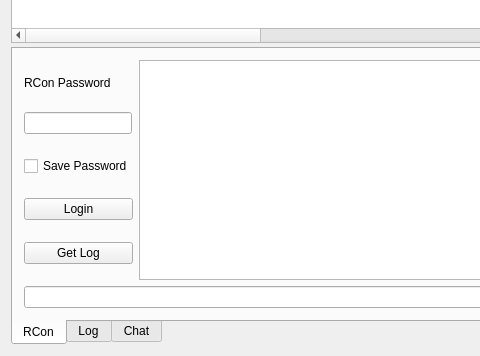
Above: mainwindow.ui from Drifter321/admintool before the change; both pictures show x 0 to 480 and y 412 to 768 of the 1024 by 768 pixel window. Below: the same form after it.
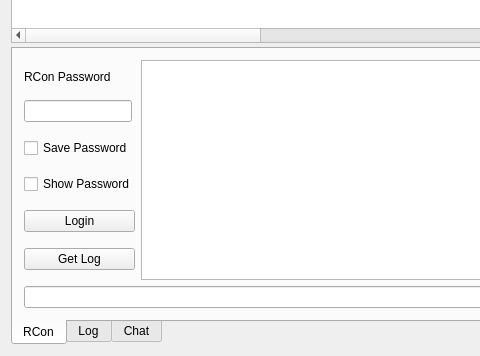
That is the form after the change.

Commit message: Add show password checkbox for rcon.

```diff
--- a/mainwindow.ui
+++ b/mainwindow.ui
@@ -468,6 +468,13 @@
                  </property>
                 </widget>
                </item>
+               <item>
+                <widget class="QCheckBox" name="rconShow">
+                 <property name="text">
+                  <string>Show Password</string>
+                 </property>
+                </widget>
+               </item>
                <item>
                 <widget class="QPushButton" name="rconLogin">
                  <property name="enabled">
```
The commit also changes 4 other files.
